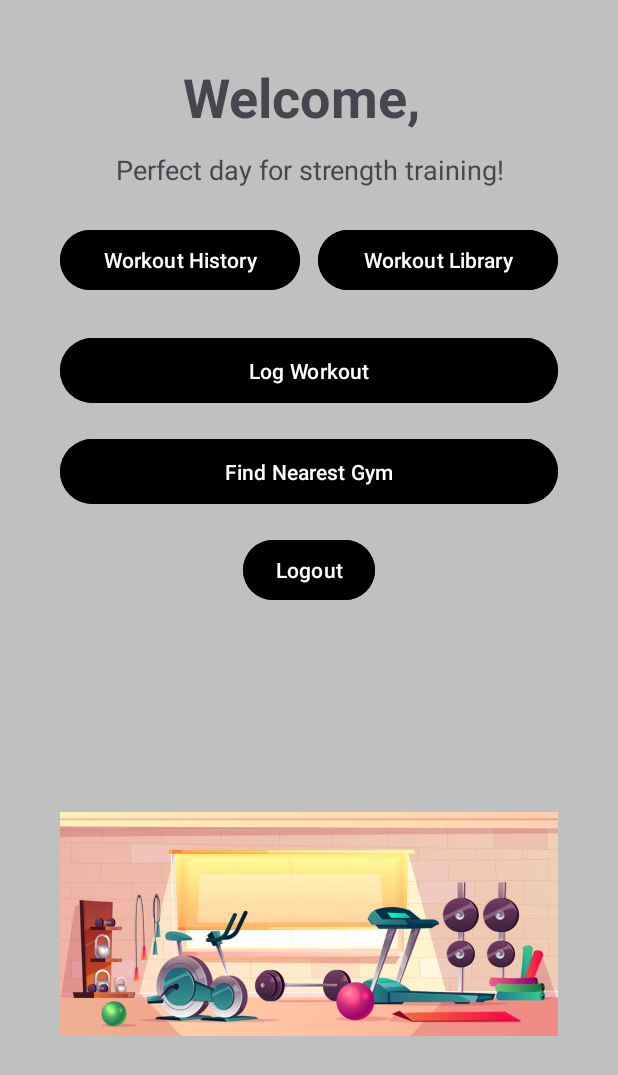
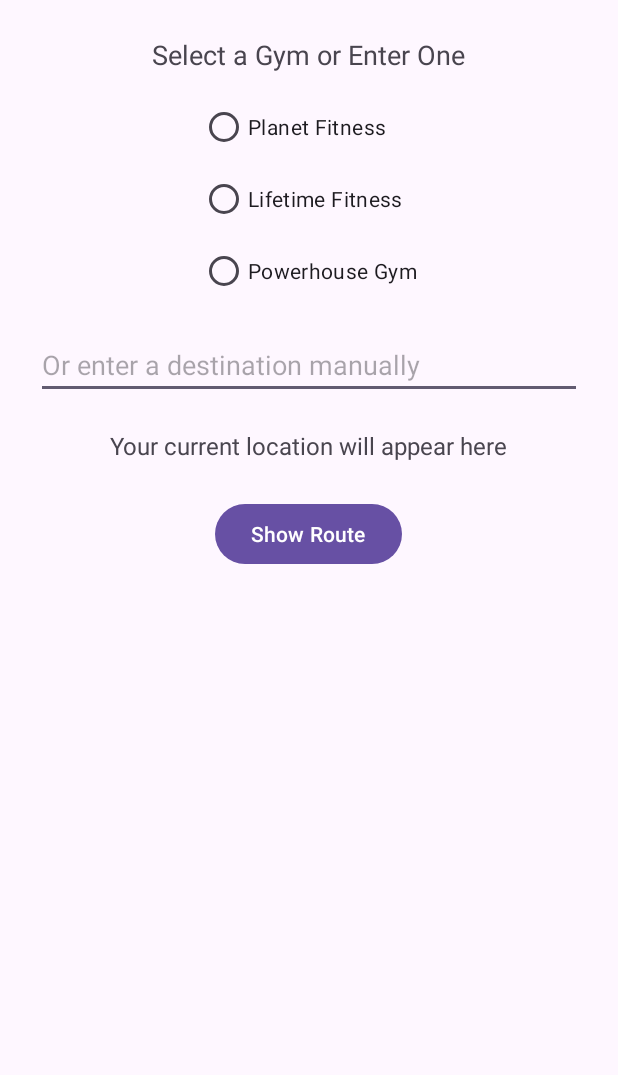
Before and after one commit to ellio357/GroupProject476, an Android app: the screen it shows after launch once a user with an empty profile is signed in (DashboardActivity before the commit, FindGymActivity after it), after a tap on "Find Nearest Gym", on a phone screen of 412 x 824 dp. Shown: the top 1075 px of the screen. Run offline under Robolectric (Android 15) with nearby library versions, the phone set to English and light mode, and no system bars; our stand-ins replace Firebase (no records; nobody signed in at launch, a user with empty details on screens opened directly).

Commit message:
updated gps

```diff
--- a/app/src/main/AndroidManifest.xml
+++ b/app/src/main/AndroidManifest.xml
@@ -16,6 +16,9 @@
         android:supportsRtl="true"
         android:theme="@style/Theme.GroupProject476"
         tools:targetApi="31">
+        <activity
+            android:name=".FindGymActivity"
+            android:exported="false" />
         <activity
             android:name=".WorkoutLibraryActivity"
             android:exported="false" />
--- a/app/src/main/java/edu/msu/ellio357/groupproject476/DashboardActivity.java
+++ b/app/src/main/java/edu/msu/ellio357/groupproject476/DashboardActivity.java
@@ -145,11 +145,9 @@
         // Force the screen to say on and bright
         getWindow().addFlags(WindowManager.LayoutParams.FLAG_KEEP_SCREEN_ON);
 
-        findViewById(R.id.find_gym_button).setOnClickListener(new View.OnClickListener() {
-            @Override
-            public void onClick(View v) {
-                openMapWithRoute();
-            }
+        findViewById(R.id.find_gym_button).setOnClickListener(v -> {
+            Intent intent = new Intent(DashboardActivity.this, FindGymActivity.class);
+            startActivity(intent);
         });
     }
 
--- /dev/null
+++ b/app/src/main/java/edu/msu/ellio357/groupproject476/FindGymActivity.java
@@ -0,0 +1,109 @@
+package edu.msu.ellio357.groupproject476;
+
+import android.Manifest;
+import android.content.Intent;
+import android.content.pm.PackageManager;
+import android.location.Criteria;
+import android.location.Location;
+import android.location.LocationListener;
+import android.location.LocationManager;
+import android.net.Uri;
+import android.os.Bundle;
+import android.widget.Button;
+import android.widget.EditText;
+import android.widget.RadioGroup;
+import android.widget.TextView;
+import android.widget.Toast;
+
+import androidx.appcompat.app.AppCompatActivity;
+import androidx.core.app.ActivityCompat;
+
+import java.util.Locale;
+
+public class FindGymActivity extends AppCompatActivity {
+
+    private LocationManager locationManager;
+    private double latitude = 0;
+    private double longitude = 0;
+    private boolean hasLocation = false;
+
+    private TextView textLocationInfo;
+    private EditText editTextLocationInput;
+    private Button buttonShowRoute;
+
+    @Override
+    protected void onCreate(Bundle savedInstanceState) {
+        super.onCreate(savedInstanceState);
+        setContentView(R.layout.activity_find_gym);
+
+        textLocationInfo = findViewById(R.id.textDistanceToGym);
+        editTextLocationInput = findViewById(R.id.editTextLocationInput);
+        buttonShowRoute = findViewById(R.id.buttonShowRoute);
+
+        RadioGroup gymRadioGroup = findViewById(R.id.gymRadioGroup);
+        EditText editTextLocationInput = findViewById(R.id.editTextLocationInput);
+
+        gymRadioGroup.setOnCheckedChangeListener((group, checkedId) -> {
+            if (checkedId == R.id.radioPlanetFitness) {
+                editTextLocationInput.setText(R.string.planet_fitness);
+            } else if (checkedId == R.id.radioLifetimeFitness) {
+                editTextLocationInput.setText(R.string.lifetime_fitness);
+            } else if (checkedId == R.id.radioPowerhouse) {
+                editTextLocationInput.setText(R.string.powerhouse_gym);
+            }
+        });
+
+
+        locationManager = (LocationManager) getSystemService(LOCATION_SERVICE);
+        requestUserLocation();
+
+        buttonShowRoute.setOnClickListener(v -> {
+            String destination = editTextLocationInput.getText().toString().trim();
+
+            if (!hasLocation) {
+                Toast.makeText(this, "Current location not available", Toast.LENGTH_SHORT).show();
+            } else if (destination.isEmpty()) {
+                Toast.makeText(this, "Please enter a destination", Toast.LENGTH_SHORT).show();
+            } else {
+                String uri = String.format(Locale.US,
+                        "https://www.google.com/maps/dir/?api=1&origin=%f,%f&destination=%s&travelmode=driving",
+                        latitude, longitude, Uri.encode(destination));
+
+                Intent intent = new Intent(Intent.ACTION_VIEW, Uri.parse(uri));
+                startActivity(Intent.createChooser(intent, "Open route with..."));
+            }
+        });
+    }
+
+    private void requestUserLocation() {
+        Criteria criteria = new Criteria();
+        criteria.setAccuracy(Criteria.ACCURACY_FINE);
+
+        if (ActivityCompat.checkSelfPermission(this, Manifest.permission.ACCESS_FINE_LOCATION) !=
+                PackageManager.PERMISSION_GRANTED &&
+                ActivityCompat.checkSelfPermission(this, Manifest.permission.ACCESS_COARSE_LOCATION) !=
+                        PackageManager.PERMISSION_GRANTED) {
+            ActivityCompat.requestPermissions(this,
+                    new String[]{Manifest.permission.ACCESS_FINE_LOCATION}, 1);
+            return;
+        }
+
+        String bestProvider = locationManager.getBestProvider(criteria, true);
+        if (bestProvider != null) {
+            locationManager.requestSingleUpdate(bestProvider, new LocationListener() {
+                @Override
+                public void onLocationChanged(Location location) {
+                    latitude = location.getLatitude();
+                    longitude = location.getLongitude();
+                    hasLocation = true;
+                    textLocationInfo.setText(String.format(Locale.US,
+                            "Current Location:\nLatitude: %.5f, Longitude: %.5f", latitude, longitude));
+                }
+
+                @Override public void onStatusChanged(String provider, int status, Bundle extras) {}
+                @Override public void onProviderEnabled(String provider) {}
+                @Override public void onProviderDisabled(String provider) {}
+            }, null);
+        }
+    }
+}
--- /dev/null
+++ b/app/src/main/res/layout/activity_find_gym.xml
@@ -0,0 +1,69 @@
+<?xml version="1.0" encoding="utf-8"?>
+<ScrollView xmlns:android="http://schemas.android.com/apk/res/android"
+    android:layout_width="match_parent"
+    android:layout_height="match_parent">
+
+    <LinearLayout
+        android:layout_width="match_parent"
+        android:layout_height="wrap_content"
+        android:orientation="vertical"
+        android:padding="24dp"
+        android:gravity="center_horizontal">
+
+        <TextView
+            android:layout_width="wrap_content"
+            android:layout_height="wrap_content"
+            android:text="@string/enter_gym"
+            android:textSize="18sp"
+            android:layout_marginBottom="12dp" />
+
+        <RadioGroup
+            android:id="@+id/gymRadioGroup"
+            android:layout_width="wrap_content"
+            android:layout_height="wrap_content"
+            android:orientation="vertical">
+
+            <RadioButton
+                android:id="@+id/radioPlanetFitness"
+                android:layout_width="wrap_content"
+                android:layout_height="wrap_content"
+                android:text="@string/planet_fitness" />
+
+            <RadioButton
+                android:id="@+id/radioLifetimeFitness"
+                android:layout_width="wrap_content"
+                android:layout_height="wrap_content"
+                android:text="@string/lifetime_fitness" />
+
+            <RadioButton
+                android:id="@+id/radioPowerhouse"
+                android:layout_width="wrap_content"
+                android:layout_height="wrap_content"
+                android:text="@string/powerhouse_gym" />
+        </RadioGroup>
+
+        <EditText
+            android:id="@+id/editTextLocationInput"
+            android:layout_width="match_parent"
+            android:layout_height="wrap_content"
+            android:hint="@string/destination"
+            android:inputType="text"
+            android:layout_marginTop="16dp"
+            android:layout_marginBottom="20dp" />
+
+        <TextView
+            android:id="@+id/textDistanceToGym"
+            android:layout_width="wrap_content"
+            android:layout_height="wrap_content"
+            android:text="@string/curr_loc"
+            android:textSize="16sp"
+            android:layout_marginBottom="24dp"
+            android:textAlignment="center" />
+
+        <Button
+            android:id="@+id/buttonShowRoute"
+            android:layout_width="wrap_content"
+            android:layout_height="wrap_content"
+            android:text="@string/show_route" />
+    </LinearLayout>
+</ScrollView>
--- a/app/src/main/res/values/strings.xml
+++ b/app/src/main/res/values/strings.xml
@@ -50,5 +50,12 @@
     <string name="fri">Try this Pilates workout today!</string>
     <string name="sat">Try this Upper Body workout today!</string>
     <string name="sun">Try this Full Body workout today!</string>
+    <string name="enter_gym">Select a Gym or Enter One</string>
+    <string name="planet_fitness">Planet Fitness</string>
+    <string name="lifetime_fitness">Lifetime Fitness</string>
+    <string name="powerhouse_gym">Powerhouse Gym</string>
+    <string name="destination">Or enter a destination manually</string>
+    <string name="curr_loc">Your current location will appear here</string>
+    <string name="show_route">Show Route</string>
 
 </resources>
```
